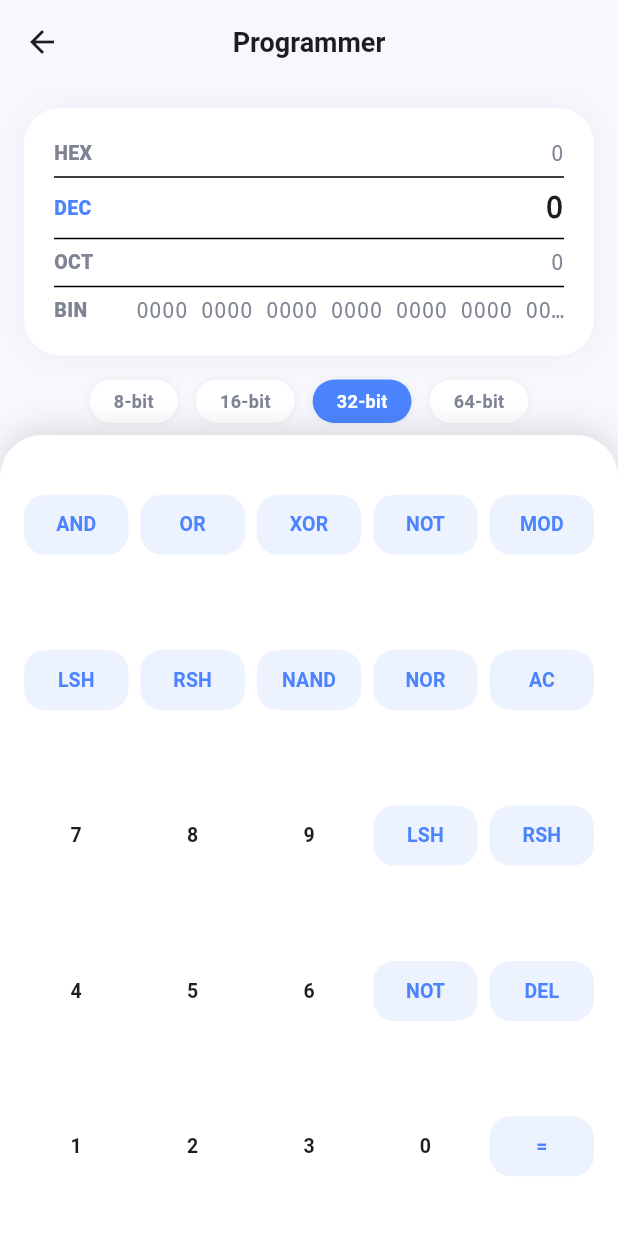
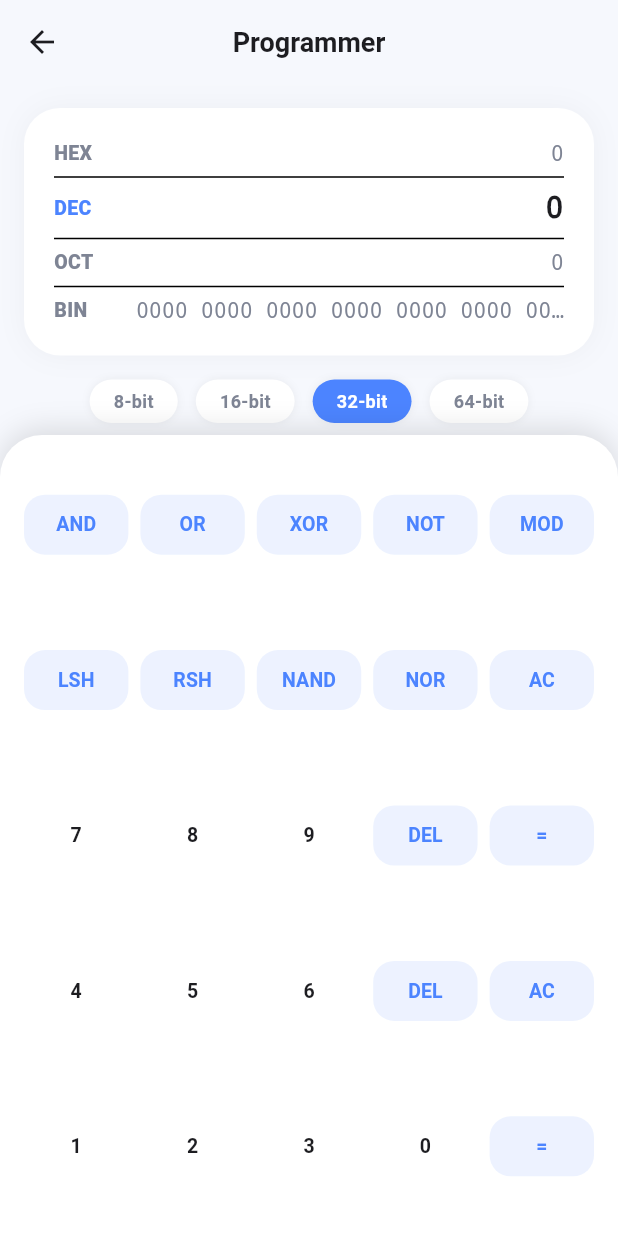
Before and after one commit to michaelfrancoodev/NetCalc, a Flutter app: the ProgrammerScreen screen opened directly, on a phone screen of 412 x 824 dp. Run offline on Flutter 3.47's test engine with Material 3 defaults, Android fonts, the phone set to English and light mode, and no system bars; our stand-ins replace shared_preferences; accounts and stored records are empty.

Commit message:
refactor: add mounted check and update button layout in screens

```diff
--- a/lib/screens/favorites_screen.dart
+++ b/lib/screens/favorites_screen.dart
@@ -62,6 +62,7 @@ class _FavoritesScreenState extends State<FavoritesScreen> {
     );
     if (confirmed == true) {
       await LocalStorage.clearFavorites();
+      if (!mounted) return;
       setState(() => _entries = []);
     }
   }
--- a/lib/screens/history_screen.dart
+++ b/lib/screens/history_screen.dart
@@ -63,6 +63,7 @@ class _HistoryScreenState extends State<HistoryScreen> {
     );
     if (confirmed == true) {
       await LocalStorage.clearHistory();
+      if (!mounted) return;
       setState(() => _entries = []);
     }
   }
--- a/lib/screens/programmer_screen.dart
+++ b/lib/screens/programmer_screen.dart
@@ -279,8 +279,8 @@ class _ProgrammerScreenState extends State<ProgrammerScreen> {
             _pRow(['4', '5', '6', '1', '2']),
             _pRow(['3', '0', 'DEL', 'AC', '=']),
           ] else ...[
-            _pRow(['7', '8', '9', 'LSH', 'RSH']),
-            _pRow(['4', '5', '6', 'NOT', 'DEL']),
+            _pRow(['7', '8', '9', 'DEL', '=']),
+            _pRow(['4', '5', '6', 'DEL', 'AC']),
           ],
           if (!hexExtra) _pRow(['1', '2', '3', '0', '=']),
         ],
--- a/lib/screens/statistics_screen.dart
+++ b/lib/screens/statistics_screen.dart
@@ -60,6 +60,7 @@ class _StatisticsScreenState extends State<StatisticsScreen>
 
   Map<String, String> _computeStats(List<double> d) {
     final n = d.length;
+    if (n == 0) return {'Error': 'No data'};
     final sum = d.reduce((a, b) => a + b);
     final mean = sum / n;
     final sorted = [...d]..sort();
```
